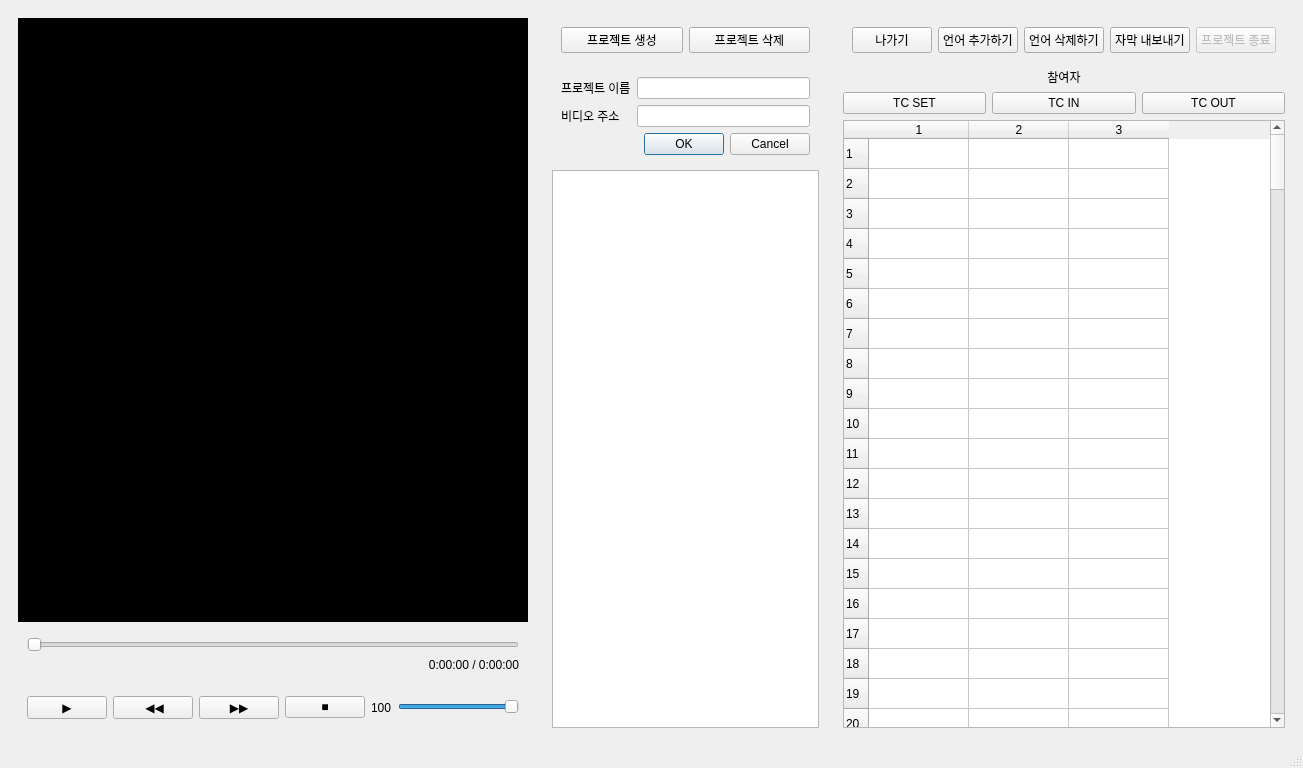
Old version of the form static/ui_main.ui in the repository wnstjr9711/FurmoDT_client.
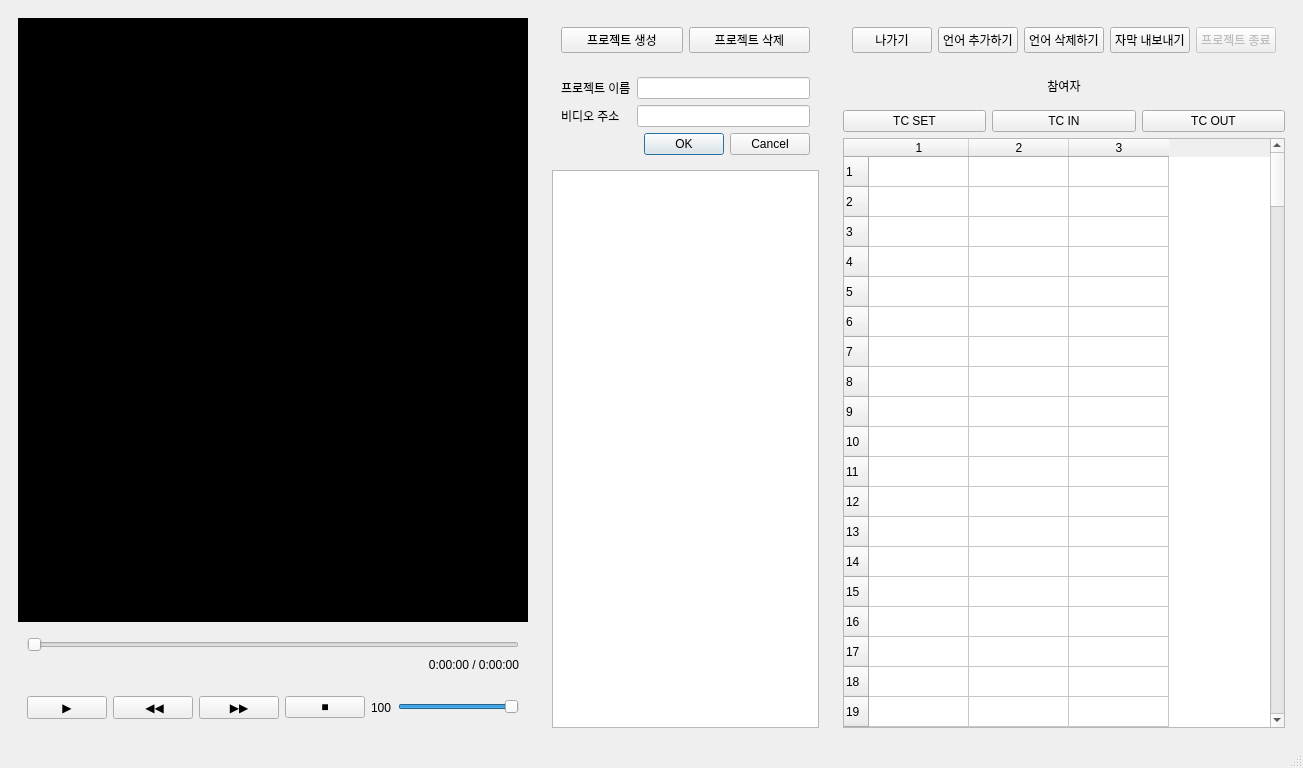
New version of the form.

Commit message: set color on participants list

The edit to the form file:
```diff
--- a/static/ui_main.ui
+++ b/static/ui_main.ui
@@ -15,346 +15,6 @@
   </property>
   <widget class="QWidget" name="centralwidget">
    <layout class="QGridLayout" name="gridLayout_2">
-    <item row="0" column="2">
-     <widget class="QWidget" name="work_widget" native="true">
-      <layout class="QGridLayout" name="gridLayout_3">
-       <item row="3" column="0">
-        <widget class="QTableWidget" name="table_work">
-         <property name="verticalScrollBarPolicy">
-          <enum>Qt::ScrollBarAsNeeded</enum>
-         </property>
-         <property name="horizontalScrollBarPolicy">
-          <enum>Qt::ScrollBarAsNeeded</enum>
-         </property>
-         <property name="autoScroll">
-          <bool>true</bool>
-         </property>
-         <property name="rowCount">
-          <number>200</number>
-         </property>
-         <property name="columnCount">
-          <number>3</number>
-         </property>
-         <attribute name="horizontalHeaderVisible">
-          <bool>true</bool>
-         </attribute>
-         <attribute name="horizontalHeaderCascadingSectionResizes">
-          <bool>false</bool>
-         </attribute>
-         <attribute name="horizontalHeaderShowSortIndicator" stdset="0">
-          <bool>false</bool>
-         </attribute>
-         <attribute name="horizontalHeaderStretchLastSection">
-          <bool>false</bool>
-         </attribute>
-         <attribute name="verticalHeaderVisible">
-          <bool>true</bool>
-         </attribute>
-         <attribute name="verticalHeaderCascadingSectionResizes">
-          <bool>false</bool>
-         </attribute>
-         <attribute name="verticalHeaderShowSortIndicator" stdset="0">
-          <bool>false</bool>
-         </attribute>
-         <row/>
-         <row/>
-         <row/>
-         <row/>
-         <row/>
-         <row/>
-         <row/>
-         <row/>
-         <row/>
-         <row/>
-         <row/>
-         <row/>
-         <row/>
-         <row/>
-         <row/>
-         <row/>
-         <row/>
-         <row/>
-         <row/>
-         <row/>
-         <row/>
-         <row/>
-         <row/>
-         <row/>
-         <row/>
-         <row/>
-         <row/>
-         <row/>
-         <row/>
-         <row/>
-         <row/>
-         <row/>
-         <row/>
-         <row/>
-         <row/>
-         <row/>
-         <row/>
-         <row/>
-         <row/>
-         <row/>
-         <row/>
-         <row/>
-         <row/>
-         <row/>
-         <row/>
-         <row/>
-         <row/>
-         <row/>
-         <row/>
-         <row/>
-         <row/>
-         <row/>
-         <row/>
-         <row/>
-         <row/>
-         <row/>
-         <row/>
-         <row/>
-         <row/>
-         <row/>
-         <row/>
-         <row/>
-         <row/>
-         <row/>
-         <row/>
-         <row/>
-         <row/>
-         <row/>
-         <row/>
-         <row/>
-         <row/>
-         <row/>
-         <row/>
-         <row/>
-         <row/>
-         <row/>
-         <row/>
-         <row/>
-         <row/>
-         <row/>
-         <row/>
-         <row/>
-         <row/>
-         <row/>
-         <row/>
-         <row/>
-         <row/>
-         <row/>
-         <row/>
-         <row/>
-         <row/>
-         <row/>
-         <row/>
-         <row/>
-         <row/>
-         <row/>
-         <row/>
-         <row/>
-         <row/>
-         <row/>
-         <row/>
-         <row/>
-         <row/>
-         <row/>
-         <row/>
-         <row/>
-         <row/>
-         <row/>
-         <row/>
-         <row/>
-         <row/>
-         <row/>
-         <row/>
-         <row/>
-         <row/>
-         <row/>
-         <row/>
-         <row/>
-         <row/>
-         <row/>
-         <row/>
-         <row/>
-         <row/>
-         <row/>
-         <row/>
-         <row/>
-         <row/>
-         <row/>
-         <row/>
-         <row/>
-         <row/>
-         <row/>
-         <row/>
-         <row/>
-         <row/>
-         <row/>
-         <row/>
-         <row/>
-         <row/>
-         <row/>
-         <row/>
-         <row/>
-         <row/>
-         <row/>
-         <row/>
-         <row/>
-         <row/>
-         <row/>
-         <row/>
-         <row/>
-         <row/>
-         <row/>
-         <row/>
-         <row/>
-         <row/>
-         <row/>
-         <row/>
-         <row/>
-         <row/>
-         <row/>
-         <row/>
-         <row/>
-         <row/>
-         <row/>
-         <row/>
-         <row/>
-         <row/>
-         <row/>
-         <row/>
-         <row/>
-         <row/>
-         <row/>
-         <row/>
-         <row/>
-         <row/>
-         <row/>
-         <row/>
-         <row/>
-         <row/>
-         <row/>
-         <row/>
-         <row/>
-         <row/>
-         <row/>
-         <row/>
-         <row/>
-         <row/>
-         <row/>
-         <row/>
-         <row/>
-         <row/>
-         <row/>
-         <row/>
-         <row/>
-         <row/>
-         <row/>
-         <row/>
-         <row/>
-         <row/>
-         <row/>
-         <column/>
-         <column/>
-         <column/>
-        </widget>
-       </item>
-       <item row="0" column="0">
-        <widget class="QWidget" name="widget" native="true">
-         <layout class="QHBoxLayout" name="horizontalLayout">
-          <item>
-           <widget class="QPushButton" name="button_work_quit">
-            <property name="text">
-             <string>나가기</string>
-            </property>
-           </widget>
-          </item>
-          <item>
-           <widget class="QPushButton" name="button_add_language">
-            <property name="enabled">
-             <bool>true</bool>
-            </property>
-            <property name="text">
-             <string>언어 추가하기</string>
-            </property>
-           </widget>
-          </item>
-          <item>
-           <widget class="QPushButton" name="button_delete_language">
-            <property name="text">
-             <string>언어 삭제하기</string>
-            </property>
-           </widget>
-          </item>
-          <item>
-           <widget class="QPushButton" name="button_work_save">
-            <property name="text">
-             <string>자막 내보내기</string>
-            </property>
-           </widget>
-          </item>
-          <item>
-           <widget class="QPushButton" name="pushButton_2">
-            <property name="enabled">
-             <bool>false</bool>
-            </property>
-            <property name="text">
-             <string>프로젝트 종료</string>
-            </property>
-           </widget>
-          </item>
-         </layout>
-        </widget>
-       </item>
-       <item row="2" column="0">
-        <layout class="QHBoxLayout" name="horizontalLayout_4">
-         <item>
-          <widget class="QPushButton" name="button_tc_set">
-           <property name="text">
-            <string>TC SET</string>
-           </property>
-           <property name="shortcut">
-            <string>F1</string>
-           </property>
-          </widget>
-         </item>
-         <item>
-          <widget class="QPushButton" name="button_tc_in">
-           <property name="text">
-            <string>TC IN</string>
-           </property>
-           <property name="shortcut">
-            <string>F2</string>
-           </property>
-          </widget>
-         </item>
-         <item>
-          <widget class="QPushButton" name="button_tc_out">
-           <property name="text">
-            <string>TC OUT</string>
-           </property>
-           <property name="shortcut">
-            <string>F3</string>
-           </property>
-          </widget>
-         </item>
-        </layout>
-       </item>
-       <item row="1" column="0">
-        <widget class="QLabel" name="workers">
-         <property name="text">
-          <string>참여자</string>
-         </property>
-         <property name="alignment">
-          <set>Qt::AlignCenter</set>
-         </property>
-        </widget>
-       </item>
-      </layout>
-     </widget>
-    </item>
     <item row="0" column="0">
      <widget class="QWidget" name="playerwidget" native="true">
       <property name="minimumSize">
@@ -609,6 +269,352 @@
       </layout>
      </widget>
     </item>
+    <item row="0" column="2">
+     <widget class="QWidget" name="work_widget" native="true">
+      <layout class="QGridLayout" name="gridLayout_3">
+       <item row="0" column="0">
+        <widget class="QWidget" name="widget" native="true">
+         <layout class="QHBoxLayout" name="horizontalLayout">
+          <item>
+           <widget class="QPushButton" name="button_work_quit">
+            <property name="text">
+             <string>나가기</string>
+            </property>
+           </widget>
+          </item>
+          <item>
+           <widget class="QPushButton" name="button_add_language">
+            <property name="enabled">
+             <bool>true</bool>
+            </property>
+            <property name="text">
+             <string>언어 추가하기</string>
+            </property>
+           </widget>
+          </item>
+          <item>
+           <widget class="QPushButton" name="button_delete_language">
+            <property name="text">
+             <string>언어 삭제하기</string>
+            </property>
+           </widget>
+          </item>
+          <item>
+           <widget class="QPushButton" name="button_work_save">
+            <property name="text">
+             <string>자막 내보내기</string>
+            </property>
+           </widget>
+          </item>
+          <item>
+           <widget class="QPushButton" name="pushButton_2">
+            <property name="enabled">
+             <bool>false</bool>
+            </property>
+            <property name="text">
+             <string>프로젝트 종료</string>
+            </property>
+           </widget>
+          </item>
+         </layout>
+        </widget>
+       </item>
+       <item row="4" column="0">
+        <widget class="QTableWidget" name="table_work">
+         <property name="verticalScrollBarPolicy">
+          <enum>Qt::ScrollBarAsNeeded</enum>
+         </property>
+         <property name="horizontalScrollBarPolicy">
+          <enum>Qt::ScrollBarAsNeeded</enum>
+         </property>
+         <property name="autoScroll">
+          <bool>true</bool>
+         </property>
+         <property name="rowCount">
+          <number>200</number>
+         </property>
+         <property name="columnCount">
+          <number>3</number>
+         </property>
+         <attribute name="horizontalHeaderVisible">
+          <bool>true</bool>
+         </attribute>
+         <attribute name="horizontalHeaderCascadingSectionResizes">
+          <bool>false</bool>
+         </attribute>
+         <attribute name="horizontalHeaderShowSortIndicator" stdset="0">
+          <bool>false</bool>
+         </attribute>
+         <attribute name="horizontalHeaderStretchLastSection">
+          <bool>false</bool>
+         </attribute>
+         <attribute name="verticalHeaderVisible">
+          <bool>true</bool>
+         </attribute>
+         <attribute name="verticalHeaderCascadingSectionResizes">
+          <bool>false</bool>
+         </attribute>
+         <attribute name="verticalHeaderShowSortIndicator" stdset="0">
+          <bool>false</bool>
+         </attribute>
+         <row/>
+         <row/>
+         <row/>
+         <row/>
+         <row/>
+         <row/>
+         <row/>
+         <row/>
+         <row/>
+         <row/>
+         <row/>
+         <row/>
+         <row/>
+         <row/>
+         <row/>
+         <row/>
+         <row/>
+         <row/>
+         <row/>
+         <row/>
+         <row/>
+         <row/>
+         <row/>
+         <row/>
+         <row/>
+         <row/>
+         <row/>
+         <row/>
+         <row/>
+         <row/>
+         <row/>
+         <row/>
+         <row/>
+         <row/>
+         <row/>
+         <row/>
+         <row/>
+         <row/>
+         <row/>
+         <row/>
+         <row/>
+         <row/>
+         <row/>
+         <row/>
+         <row/>
+         <row/>
+         <row/>
+         <row/>
+         <row/>
+         <row/>
+         <row/>
+         <row/>
+         <row/>
+         <row/>
+         <row/>
+         <row/>
+         <row/>
+         <row/>
+         <row/>
+         <row/>
+         <row/>
+         <row/>
+         <row/>
+         <row/>
+         <row/>
+         <row/>
+         <row/>
+         <row/>
+         <row/>
+         <row/>
+         <row/>
+         <row/>
+         <row/>
+         <row/>
+         <row/>
+         <row/>
+         <row/>
+         <row/>
+         <row/>
+         <row/>
+         <row/>
+         <row/>
+         <row/>
+         <row/>
+         <row/>
+         <row/>
+         <row/>
+         <row/>
+         <row/>
+         <row/>
+         <row/>
+         <row/>
+         <row/>
+         <row/>
+         <row/>
+         <row/>
+         <row/>
+         <row/>
+         <row/>
+         <row/>
+         <row/>
+         <row/>
+         <row/>
+         <row/>
+         <row/>
+         <row/>
+         <row/>
+         <row/>
+         <row/>
+         <row/>
+         <row/>
+         <row/>
+         <row/>
+         <row/>
+         <row/>
+         <row/>
+         <row/>
+         <row/>
+         <row/>
+         <row/>
+         <row/>
+         <row/>
+         <row/>
+         <row/>
+         <row/>
+         <row/>
+         <row/>
+         <row/>
+         <row/>
+         <row/>
+         <row/>
+         <row/>
+         <row/>
+         <row/>
+         <row/>
+         <row/>
+         <row/>
+         <row/>
+         <row/>
+         <row/>
+         <row/>
+         <row/>
+         <row/>
+         <row/>
+         <row/>
+         <row/>
+         <row/>
+         <row/>
+         <row/>
+         <row/>
+         <row/>
+         <row/>
+         <row/>
+         <row/>
+         <row/>
+         <row/>
+         <row/>
+         <row/>
+         <row/>
+         <row/>
+         <row/>
+         <row/>
+         <row/>
+         <row/>
+         <row/>
+         <row/>
+         <row/>
+         <row/>
+         <row/>
+         <row/>
+         <row/>
+         <row/>
+         <row/>
+         <row/>
+         <row/>
+         <row/>
+         <row/>
+         <row/>
+         <row/>
+         <row/>
+         <row/>
+         <row/>
+         <row/>
+         <row/>
+         <row/>
+         <row/>
+         <row/>
+         <row/>
+         <row/>
+         <row/>
+         <row/>
+         <row/>
+         <row/>
+         <row/>
+         <row/>
+         <row/>
+         <row/>
+         <row/>
+         <row/>
+         <row/>
+         <column/>
+         <column/>
+         <column/>
+        </widget>
+       </item>
+       <item row="1" column="0">
+        <widget class="QWidget" name="widget_participant" native="true">
+         <layout class="QHBoxLayout" name="horizontalLayout_5">
+          <item>
+           <widget class="QLabel" name="workers">
+            <property name="text">
+             <string>참여자</string>
+            </property>
+            <property name="alignment">
+             <set>Qt::AlignCenter</set>
+            </property>
+           </widget>
+          </item>
+         </layout>
+        </widget>
+       </item>
+       <item row="3" column="0">
+        <layout class="QHBoxLayout" name="horizontalLayout_4">
+         <item>
+          <widget class="QPushButton" name="button_tc_set">
+           <property name="text">
+            <string>TC SET</string>
+           </property>
+           <property name="shortcut">
+            <string>F1</string>
+           </property>
+          </widget>
+         </item>
+         <item>
+          <widget class="QPushButton" name="button_tc_in">
+           <property name="text">
+            <string>TC IN</string>
+           </property>
+           <property name="shortcut">
+            <string>F2</string>
+           </property>
+          </widget>
+         </item>
+         <item>
+          <widget class="QPushButton" name="button_tc_out">
+           <property name="text">
+            <string>TC OUT</string>
+           </property>
+           <property name="shortcut">
+            <string>F3</string>
+           </property>
+          </widget>
+         </item>
+        </layout>
+       </item>
+      </layout>
+     </widget>
+    </item>
    </layout>
   </widget>
   <widget class="QStatusBar" name="statusbar"/>
```
The commit also changes 2 other files.
